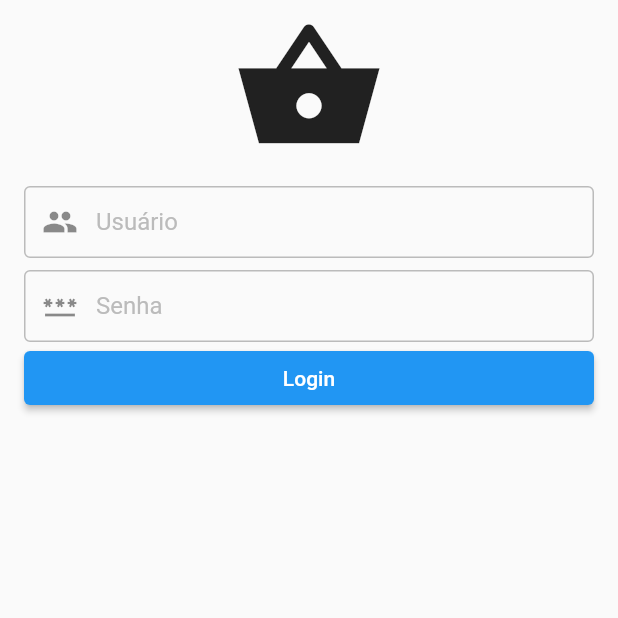
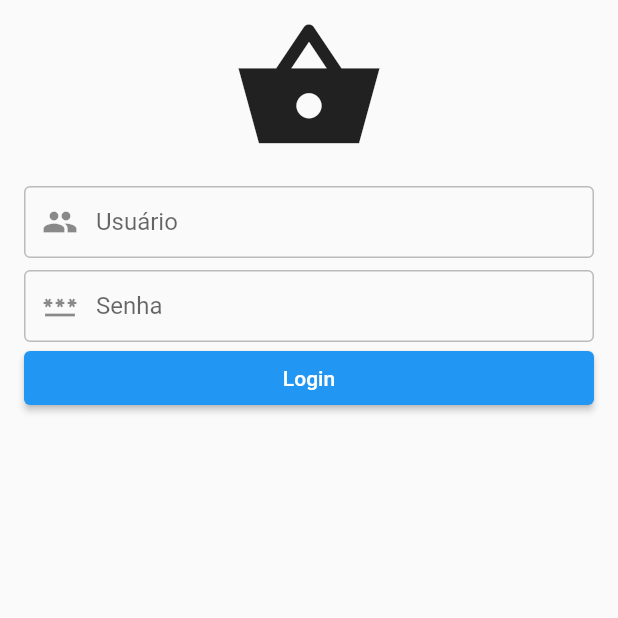
Before and after one commit to elvists/market, a Flutter app: the screen it shows after launch, on a phone screen of 412 x 824 dp, the top half of it. Run offline on Flutter 3.47's test engine with Material 2 defaults, Android fonts, the phone set to English and light mode, and no system bars; our stand-ins replace bloc, cached_network_image, equatable, flutter_bloc, open_file, permission_handler and 1 more; generated files the repository leaves out were written again.

Commit message:
Ajustes finais

```diff
--- a/lib/api/cart_webclient.dart
+++ b/lib/api/cart_webclient.dart
@@ -9,9 +9,8 @@ class CartWebClient {
     //Enviar carrinho para o backend finalizar o pedido e gerar o comprovante
     final byteData = await rootBundle.load('assets/pdf/checkout.pdf');
 
-    final file = File('${(await getTemporaryDirectory()).path}/checkout.pdf');
-    await file.writeAsBytes(byteData.buffer
-        .asUint8List(byteData.offsetInBytes, byteData.lengthInBytes));
+    final file = File('${(await getApplicationDocumentsDirectory()).path}/checkout.pdf');
+    await file.writeAsBytes(byteData.buffer.asUint8List(byteData.offsetInBytes, byteData.lengthInBytes));
 
     return file;
   }
--- a/lib/bloc/authentication/authentication_bloc.dart
+++ b/lib/bloc/authentication/authentication_bloc.dart
@@ -1,17 +1,19 @@
 import 'dart:async';
 
 import 'package:bloc/bloc.dart';
+import 'package:market/service/cart_service.dart';
 import 'package:market/service/user_service.dart';
 
 import 'authentication_event.dart';
 import 'authentication_state.dart';
 
-class AuthenticationBloc
-    extends Bloc<AuthenticationEvent, AuthenticationState> {
+class AuthenticationBloc extends Bloc<AuthenticationEvent, AuthenticationState> {
   final UserService userService;
+  final CartService cartService;
 
-  AuthenticationBloc({UserService userService})
+  AuthenticationBloc({UserService userService, CartService cartService})
       : userService = userService ?? UserService(),
+        cartService = cartService ?? CartService(),
         super(AuthenticationUninitialized());
 
   @override
@@ -37,6 +39,7 @@ class AuthenticationBloc
     if (event is LoggedOut) {
       yield AuthenticationLoading();
       await userService.deleteToken();
+      await cartService.clearCart();
       yield AuthenticationUnauthenticated();
     }
   }
--- a/lib/bloc/login/login_bloc.dart
+++ b/lib/bloc/login/login_bloc.dart
@@ -33,7 +33,7 @@ class LoginBloc extends Bloc<LoginEvent, LoginState> {
         authenticationBloc.add(LoggedIn(token: token));
         yield LoginSuccess();
       } catch (error) {
-        yield LoginFailure(error: error.toString());
+        yield LoginFailure(error: error.message);
       }
     }
   }
--- a/lib/core/app_styles.dart
+++ b/lib/core/app_styles.dart
@@ -3,9 +3,9 @@ import 'app_colors.dart';
 import 'app_text_styles.dart';
 
 abstract class AppStyles {
-  static final inputDecoration = ({String hint, @required IconData icon}) =>
-      InputDecoration(
+  static final inputDecoration = ({String hint, @required IconData icon, bool withLabel = false}) => InputDecoration(
       hintText: hint,
+      labelText: withLabel ? hint : null,
       hintStyle: AppTextStyles.textStyleHint,
       contentPadding: EdgeInsets.symmetric(horizontal: 16.0),
       border: OutlineInputBorder(),
@@ -13,8 +13,7 @@ abstract class AppStyles {
       enabledBorder: _border(AppColors.lightGray),
       prefixIcon: Icon(icon));
 
-  static OutlineInputBorder _border(Color color, {double width = 1.0}) =>
-      OutlineInputBorder(
+  static OutlineInputBorder _border(Color color, {double width = 1.0}) => OutlineInputBorder(
         borderSide: BorderSide(
           color: color,
           width: width,
--- a/lib/screens/login/components/login_form.dart
+++ b/lib/screens/login/components/login_form.dart
@@ -12,8 +12,7 @@ class LoginFormContainer extends StatelessWidget {
   @override
   Widget build(BuildContext context) {
     return BlocProvider<LoginBloc>(
-      create: (BuildContext buildContext) =>
-          LoginBloc(authenticationBloc: context.read<AuthenticationBloc>()),
+      create: (BuildContext buildContext) => LoginBloc(authenticationBloc: context.read<AuthenticationBloc>()),
       child: _LoginForm(),
     );
   }
@@ -27,6 +26,7 @@ class _LoginForm extends StatefulWidget {
 class _LoginFormState extends State<_LoginForm> {
   final _usernameController = TextEditingController();
   final _passwordController = TextEditingController();
+  final _keyForm = GlobalKey<FormState>();
 
   @override
   Widget build(BuildContext context) {
@@ -43,6 +43,7 @@ class _LoginFormState extends State<_LoginForm> {
       },
       builder: (BuildContext context, LoginState state) {
         return Form(
+          key: _keyForm,
           child: Column(
             mainAxisAlignment: MainAxisAlignment.start,
             children: [
@@ -50,8 +51,7 @@ class _LoginFormState extends State<_LoginForm> {
               _buildPasswordInput(),
               _buildLoginButton(state),
               Container(
-                child:
-                    state is LoginLoading ? CircularProgressIndicator() : null,
+                child: state is LoginLoading ? CircularProgressIndicator() : null,
               ),
             ],
           ),
@@ -80,11 +80,14 @@ class _LoginFormState extends State<_LoginForm> {
               padding: const EdgeInsets.symmetric(vertical: 8.0),
               child: TextFormField(
                 cursorColor: AppColors.blue,
+                validator: (String username) {
+                  if (username.isEmpty) {
+                    return AppLocalizations.of(context).messageUserEmpty;
+                  }
+                  return null;
+                },
                 controller: _usernameController,
-                decoration: AppStyles.inputDecoration(
-                  hint: AppLocalizations.of(context).usernameHint,
-                  icon: Icons.people,
-                ),
+                decoration: AppStyles.inputDecoration(hint: AppLocalizations.of(context).usernameHint, icon: Icons.people, withLabel: true),
               ),
             ),
           ),
@@ -97,10 +100,17 @@ class _LoginFormState extends State<_LoginForm> {
             child: TextFormField(
               cursorColor: AppColors.blue,
               controller: _passwordController,
+              validator: (String password) {
+                if (password.isEmpty) {
+                  return AppLocalizations.of(context).messagePasswordEmpty;
+                }
+                return null;
+              },
               obscureText: true,
               decoration: AppStyles.inputDecoration(
                 hint: AppLocalizations.of(context).passwordHint,
                 icon: Icons.password,
+                withLabel: true,
               ),
             ),
           ),
@@ -108,9 +118,11 @@ class _LoginFormState extends State<_LoginForm> {
       );
 
   _onLoginButtonPressed() {
-    context.read<LoginBloc>().add(LoginRequested(
-          username: _usernameController.text,
-          password: _passwordController.text,
-        ));
+    if (_keyForm.currentState.validate()) {
+      context.read<LoginBloc>().add(LoginRequested(
+            username: _usernameController.text,
+            password: _passwordController.text,
+          ));
+    }
   }
 }
--- a/lib/service/user_service.dart
+++ b/lib/service/user_service.dart
@@ -7,14 +7,13 @@ import 'package:meta/meta.dart';
 class UserService {
   final UserWebClient userWebClient;
 
-  UserService({UserWebClient webClient})
-      : userWebClient = webClient ?? UserWebClient();
+  UserService({UserWebClient webClient}) : userWebClient = webClient ?? UserWebClient();
 
   Future<Token> authenticate({
     @required String username,
     @required String password,
   }) async {
-    var data = await userWebClient.autenticate();
+    var data = await userWebClient.authenticate(username: username, password: password);
     return Token.fromJson(data);
   }
 
--- a/pubspec.yaml
+++ b/pubspec.yaml
@@ -20,6 +20,7 @@ dependencies:
   intl: ^0.17.0
   open_file: ^3.2.1
   path_provider: ^2.0.2
+  permission_handler: ^8.1.4+1
   cupertino_icons: ^1.0.2
 
 dev_dependencies:
```
Also changed, not shown: lib/api/user_webclient.dart (+5 -2 lines), lib/l10n/intl_pt.arb (+20 -0 lines), lib/screens/cart/cart_page.dart (+28 -4 lines), lib/screens/cart/components/cart_list.dart (+4 -3 lines), lib/screens/home/home_page.dart (+8 -10 lines), lib/service/cart_service.dart (+3 -6 lines), pubspec.lock. Lines whose indentation alone changed are shown as unchanged.
